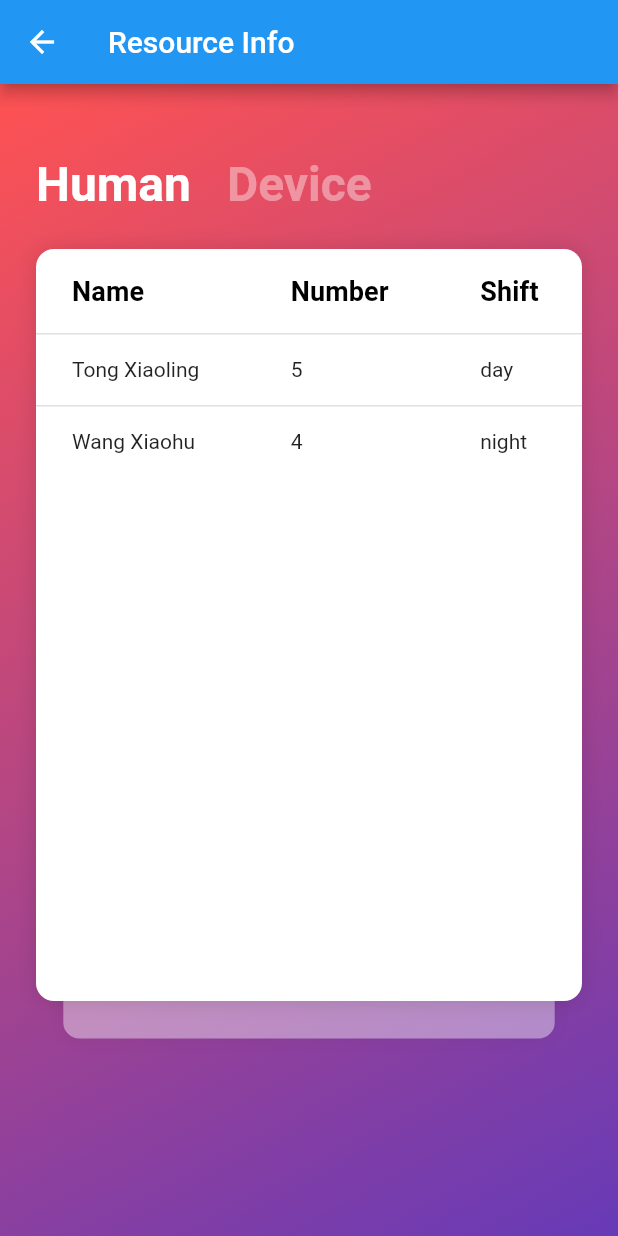
After one commit to CCl4-NJU/gantt_flutter, a Flutter app: the TableDemoPage screen opened directly, on a phone screen of 412 x 824 dp. The commit adds this screen. Run offline on Flutter 3.47's test engine with Material 2 defaults, Android fonts, the light colour scheme and no system bars; our stand-ins replace charts_flutter, percent_indicator; missing offline and left inert: mockito.

Commit message:
resource info demo page, only c in crud

```diff
--- a/lib/calendar_demo/calendar_demo_page.dart
+++ b/lib/calendar_demo/calendar_demo_page.dart
@@ -2,6 +2,7 @@ import 'package:flutter/material.dart';
 import 'package:gantt_flutter/calendar_demo/gantt_chart/gantt_chart_screen.dart';
 import 'package:gantt_flutter/calendar_demo/load_chart/load_demo_page.dart';
 import 'package:gantt_flutter/calendar_demo/progress_chart/progress_demo_page.dart';
+import 'package:gantt_flutter/calendar_demo/info_table/table_demo_page.dart';
 
 class CalendarDemoPage extends StatelessWidget {
   @override
@@ -25,6 +26,10 @@ class CalendarDemoPage extends StatelessWidget {
                 title: Text('Order Progress'),
                 onTap: () => Navigator.of(context).push(MaterialPageRoute(
                     builder: (context) => ProgressDemoPage()))),
+            ListTile(
+                title: Text('Resource Info'),
+                onTap: () => Navigator.of(context).push(
+                    MaterialPageRoute(builder: (context) => TableDemoPage()))),
           ],
         ),
       ),
--- /dev/null
+++ b/lib/calendar_demo/info_table/quick_switch_model.dart
@@ -0,0 +1,9 @@
+
+import 'package:flutter/material.dart';
+
+class QuickSwitchModel {
+   String title;
+   Widget child;
+
+  QuickSwitchModel(this.title, this.child);
+}
--- /dev/null
+++ b/lib/calendar_demo/info_table/quick_switch_view.dart
@@ -0,0 +1,170 @@
+import 'dart:math';
+
+import 'package:gantt_flutter/calendar_demo/info_table/quick_switch_model.dart';
+import 'package:flutter/material.dart';
+
+class QuickSwitchView extends StatefulWidget {
+  final QuickSwitchModel primary;
+  final QuickSwitchModel secondary;
+
+  const QuickSwitchView(
+      {Key key, @required this.primary, @required this.secondary})
+      : super(key: key);
+
+  @override
+  State<StatefulWidget> createState() {
+    return _QuickSwitchViewState();
+  }
+}
+
+class _QuickSwitchViewState extends State<QuickSwitchView>
+    with TickerProviderStateMixin {
+  AnimationController _controller;
+  Animation _animation;
+  AnimationController _moveController;
+  Animation _moveAnimation;
+
+  bool isPrimary = true;
+  bool isReady = false;
+  QuickSwitchModel _primary;
+  QuickSwitchModel _secondary;
+  double _spacingFirst = 0.0;
+  double _spacingSecond = 0.0;
+
+  GlobalKey _keyFirstTitle = GlobalKey();
+  GlobalKey _keySecondTitle = GlobalKey();
+
+  @override
+  void initState() {
+    // TODO: implement initState
+    super.initState();
+    this._primary = widget.primary;
+    this._secondary = widget.secondary;
+    this._controller =
+        AnimationController(vsync: this, duration: Duration(milliseconds: 200));
+    this._animation =
+        CurvedAnimation(parent: _controller, curve: Curves.easeInOutQuart);
+    this._moveController =
+        AnimationController(vsync: this, duration: Duration(milliseconds: 100));
+    this._moveAnimation =
+        CurvedAnimation(parent: _moveController, curve: Curves.ease);
+    WidgetsBinding.instance.addPostFrameCallback((_) {
+      setState(() {
+        _spacingFirst = _keySecondTitle.currentContext.size.width;
+        _spacingSecond = _keyFirstTitle.currentContext.size.width;
+      });
+    });
+  }
+
+  double get spacingFirst => this.isPrimary ? _spacingSecond : _spacingFirst;
+
+  double get spacingSecond => this.isPrimary ? _spacingFirst : _spacingSecond;
+
+  QuickSwitchModel get primary => this.isPrimary ? _primary : _secondary;
+
+  QuickSwitchModel get secondary => this.isPrimary ? _secondary : _primary;
+
+  @override
+  Widget build(BuildContext context) {
+    return Padding(
+      padding: EdgeInsets.symmetric(horizontal: 24.0, vertical: 48.0),
+      child: Center(
+        child: AnimatedBuilder(
+            animation: _animation,
+            builder: (BuildContext context, Widget child) {
+              return Column(
+                mainAxisAlignment: MainAxisAlignment.center,
+                crossAxisAlignment: CrossAxisAlignment.start,
+                children: <Widget>[
+                  Stack(
+                    children: <Widget>[
+                      _buildTitle(_keyFirstTitle, _animation.value, primary,
+                          spacingSecond),
+                      _buildTitle(_keySecondTitle, 1.0 - _animation.value,
+                          secondary, spacingFirst),
+                    ],
+                  ),
+                  SizedBox(height: 24.0),
+                  Flexible(
+                    child: AnimatedBuilder(
+                      animation: _moveAnimation,
+                      builder: (BuildContext context, Widget child) {
+                        return Stack(
+                          alignment: AlignmentDirectional.center,
+                          children: <Widget>[
+                            _buildChild(1.0 - _animation.value,
+                                1.0 - _moveAnimation.value, secondary),
+                            _buildChild(_animation.value, _moveAnimation.value,
+                                primary),
+                          ],
+                        );
+                      },
+                    ),
+                  )
+                ],
+              );
+            }),
+      ),
+    );
+  }
+
+  _buildTitle(_key, double _value, QuickSwitchModel _model, double _spacing) {
+    return Padding(
+      padding: EdgeInsets.only(left: (_spacing + 24.0) * _value),
+      child: Opacity(
+        opacity: 1.0 - 0.6 * _value,
+        child: GestureDetector(
+          child: Container(
+            key: _key,
+            color: Colors.transparent,
+            child: Text(
+              _model.title,
+              style: TextStyle(
+                  fontWeight: FontWeight.bold,
+                  fontSize: 32,
+                  color: Colors.white),
+            ),
+          ),
+          onTap: _change,
+        ),
+      ),
+    );
+  }
+
+  _buildChild(double _value, double _moveValue, QuickSwitchModel _model) {
+    Size _size = MediaQuery.of(context).size;
+    Matrix4 _transform = Matrix4.identity()
+      ..scale(1.0 - 0.1 * _value, 1.0 - 0.1 * _value);
+    return Positioned(
+      height: _size.height / 1.5 - 48.0,
+      width: _size.width - 48.0,
+      top: (0.1 * (_size.height / 1.5 - 48.0)) * _moveValue,
+      child: Transform(
+        alignment: Alignment.center,
+        transform: _transform,
+        child: Opacity(
+          opacity: 1.0 - 0.6 * _value,
+          child: Container(
+            decoration: BoxDecoration(
+                color: Colors.white,
+                borderRadius: BorderRadius.all(Radius.circular(12.0)),
+                boxShadow: [
+                  BoxShadow(color: Colors.black12, blurRadius: 12.0)
+                ]),
+            child: _model.child,
+          ),
+        ),
+      ),
+    );
+  }
+
+  void _change() async {
+    if (!_controller.isAnimating || !_moveController.isAnimating) {
+      await _moveController.forward(from: 0);
+      await _controller.forward(from: 0);
+      isPrimary = !isPrimary;
+      _moveController.reset();
+      _controller.reset();
+    }
+  }
+}
--- /dev/null
+++ b/lib/calendar_demo/info_table/table_demo_page.dart
@@ -0,0 +1,153 @@
+import 'package:gantt_flutter/calendar_demo/info_table/quick_switch_model.dart';
+import 'package:gantt_flutter/calendar_demo/info_table/quick_switch_view.dart';
+import 'package:flutter/material.dart';
+
+import 'package:gantt_flutter/models.dart';
+
+class TableDemoPage extends StatefulWidget {
+  @override
+  State<StatefulWidget> createState() {
+    return _TableDemoPageState();
+  }
+}
+
+class _TableDemoPageState extends State<TableDemoPage> {
+  List<ResourceData> _human_resources;
+  List<ResourceData> _device_resources;
+
+  @override
+  void initState() {
+    _human_resources = new List<ResourceData>();
+    _device_resources = new List<ResourceData>();
+
+    _human_resources.addAll([
+      ResourceData('1', 'Tong Xiaoling', '5', 'day'),
+      ResourceData('2', 'Wang Xiaohu', '4', 'night'),
+    ]);
+
+    _device_resources.addAll([
+      ResourceData('1', 'Line 1', '2', 'day & night'),
+      ResourceData('2', 'Line 4', '3', 'day & night'),
+    ]);
+  }
+
+  @override
+  Widget build(BuildContext context) {
+    return Scaffold(
+      appBar: AppBar(
+          title: Text('Resource Info'),
+          backgroundColor: Theme.of(context).primaryColor),
+      body: Container(
+        alignment: Alignment.center,
+        child: QuickSwitchView(
+          primary: QuickSwitchModel("Human", _buildTable(_human_resources)),
+          secondary: QuickSwitchModel("Device", _buildTable(_device_resources)),
+        ),
+        decoration: BoxDecoration(
+            gradient: LinearGradient(
+                colors: [Colors.redAccent, Colors.deepPurple],
+                begin: Alignment.topLeft,
+                end: Alignment.bottomRight)),
+      ),
+    );
+  }
+
+  Widget _buildList() {
+    return Center(
+      child: ListView.builder(
+        padding: EdgeInsets.zero,
+        itemCount: 12,
+        itemBuilder: (BuildContext context, int index) {
+          return Padding(
+            padding: EdgeInsets.all(8.0),
+            child: Container(
+              padding: EdgeInsets.all(8.0),
+              decoration: BoxDecoration(
+                  borderRadius: BorderRadius.all(Radius.circular(8.0)),
+                  color: Colors.white,
+                  boxShadow: [
+                    BoxShadow(color: Colors.black12, blurRadius: 8.0)
+                  ]),
+              child: Column(
+                crossAxisAlignment: CrossAxisAlignment.start,
+                children: <Widget>[
+                  Text(
+                    '#Item $index',
+                    style:
+                        TextStyle(fontWeight: FontWeight.bold, fontSize: 20.0),
+                    maxLines: 1,
+                    overflow: TextOverflow.ellipsis,
+                  ),
+                  Container(
+                    height: 1.0,
+                    alignment: Alignment.center,
+                    decoration: BoxDecoration(
+                        gradient: LinearGradient(
+                            colors: [Colors.blueGrey, Colors.transparent])),
+                  ),
+                  Padding(
+                    padding: EdgeInsets.only(left: 8.0, top: 8.0),
+                    child: Text(
+                      'Contrary to popular belief, Lorem Ipsum is not simply random text. It has roots in a piece of classical Latin literature from 45 BC, making it over 2000 years old. Richard McClintock, a Latin professor at Hampden-Sydney College in Virginia, looked up one of the more obscure Latin words, consectetur, from a Lorem Ipsum passage, and going through the cites of the word in classical literature, discovered the undoubtable source.',
+                      style: TextStyle(color: Colors.black87, fontSize: 11.0),
+                      maxLines: 3,
+                      textAlign: TextAlign.justify,
+                      overflow: TextOverflow.ellipsis,
+                    ),
+                  ),
+                ],
+              ),
+            ),
+          );
+        },
+      ),
+    );
+  }
+
+  Widget _buildHome() {
+    return ListView(children: <Widget>[
+      Center(
+        child: DataTable(
+          columns: [
+            DataColumn(
+                label: Text('Resource Name',
+                    style:
+                        TextStyle(fontSize: 18, fontWeight: FontWeight.bold))),
+            DataColumn(
+                label: Text('Resource Number',
+                    style:
+                        TextStyle(fontSize: 18, fontWeight: FontWeight.bold))),
+            DataColumn(
+                label: Text('Resource Drift',
+                    style:
+                        TextStyle(fontSize: 18, fontWeight: FontWeight.bold))),
+          ],
+          rows: [],
+        ),
+      )
+    ]);
+  }
+
+  Widget _buildTable(List<ResourceData> resource_list) {
+    List<DataRow> data_row = new List<DataRow>();
+    for (int i = 0; i < resource_list.length; i++) {
+      ResourceData data = resource_list[i];
+      data_row.add(DataRow(cells: [
+        DataCell(Text(data.name)),
+        DataCell(Text(data.number)),
+        DataCell(Text(data.shift))
+      ]));
+    }
+    return DataTable(columns: [
+      DataColumn(
+          label: Text('Name',
+              style: TextStyle(fontSize: 18, fontWeight: FontWeight.bold))),
+      DataColumn(
+          label: Text('Number',
+              style: TextStyle(fontSize: 18, fontWeight: FontWeight.bold))),
+      DataColumn(
+          label: Text('Shift',
+              style: TextStyle(fontSize: 18, fontWeight: FontWeight.bold))),
+    ], rows: data_row);
+  }
+}
--- a/lib/models.dart
+++ b/lib/models.dart
@@ -43,3 +43,12 @@ class BarLoad {
   int load_percent;
   BarLoad(this.resource, this.load_percent);
 }
+
+/** 资源图数据模型 */
+class ResourceData {
+  String id;
+  String name;
+  String number;
+  String shift; //2: day, 3: night, 1: all day
+  ResourceData(this.id, this.name, this.number, this.shift);
+}
```
